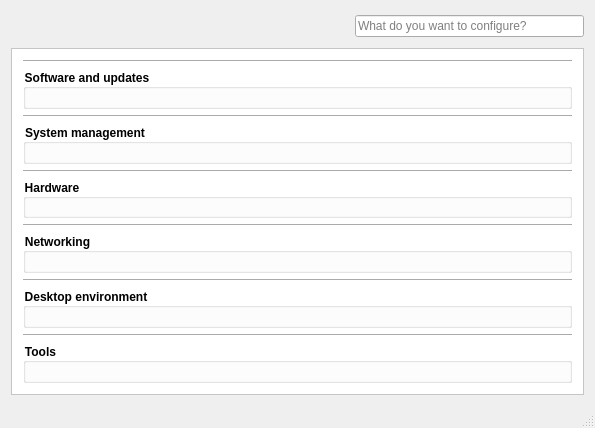
First picture: the form in src-qt4/pc-controlpanel/mainwnd.ui, repository trueos/pcbsd, before the edit.
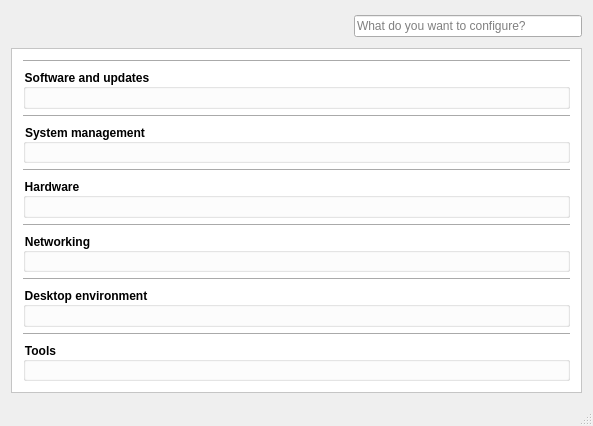
Second picture: the form after the edit. Icons and pictures are not drawn.

The edit to the form file:
```diff
--- a/src-qt4/pc-controlpanel/mainwnd.ui
+++ b/src-qt4/pc-controlpanel/mainwnd.ui
@@ -6,8 +6,8 @@
    <rect>
     <x>0</x>
     <y>0</y>
-    <width>595</width>
-    <height>428</height>
+    <width>593</width>
+    <height>426</height>
    </rect>
   </property>
   <property name="windowTitle">
@@ -124,8 +124,8 @@
         <rect>
          <x>0</x>
          <y>0</y>
-         <width>579</width>
-         <height>332</height>
+         <width>577</width>
+         <height>330</height>
         </rect>
        </property>
        <layout class="QVBoxLayout" name="verticalLayout_2">
```
Left out of the diff: 14 changed lines with no effect on the pictures.
